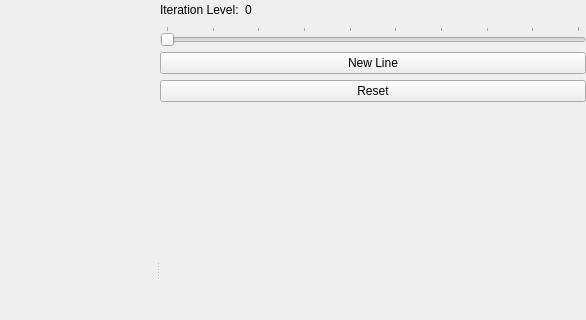
Above: TreeBuilder/mainwindow.ui from dauzva/chaos-theory before the change; both pictures show x 167 to 753 and y 0 to 320 of the 753 by 562 pixel window. Below: the same form after it.
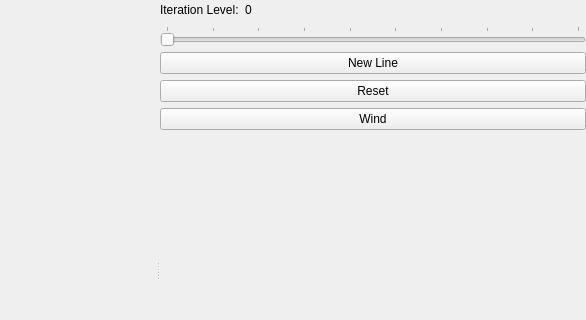
That is the form after the change.

Commit message: added wind animation

Diff of the .ui file:
```diff
--- a/TreeBuilder/mainwindow.ui
+++ b/TreeBuilder/mainwindow.ui
@@ -109,6 +109,13 @@
         <item>
          <layout class="QHBoxLayout" name="horizontalLayout"/>
         </item>
+        <item>
+         <widget class="QPushButton" name="windBtn">
+          <property name="text">
+           <string>Wind</string>
+          </property>
+         </widget>
+        </item>
         <item>
          <spacer name="verticalSpacer">
           <property name="orientation">
```
The commit also changes 42 other files.
